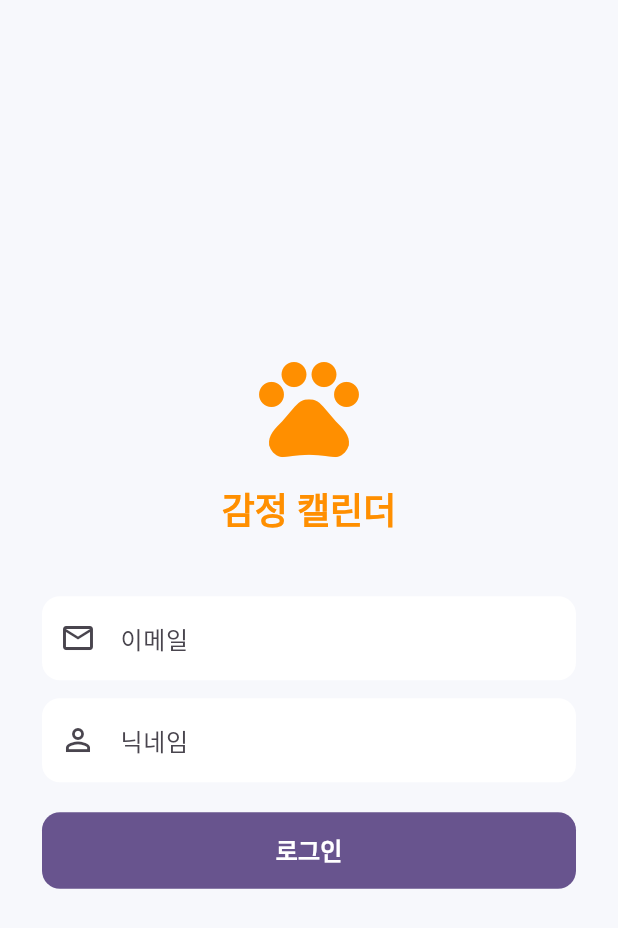
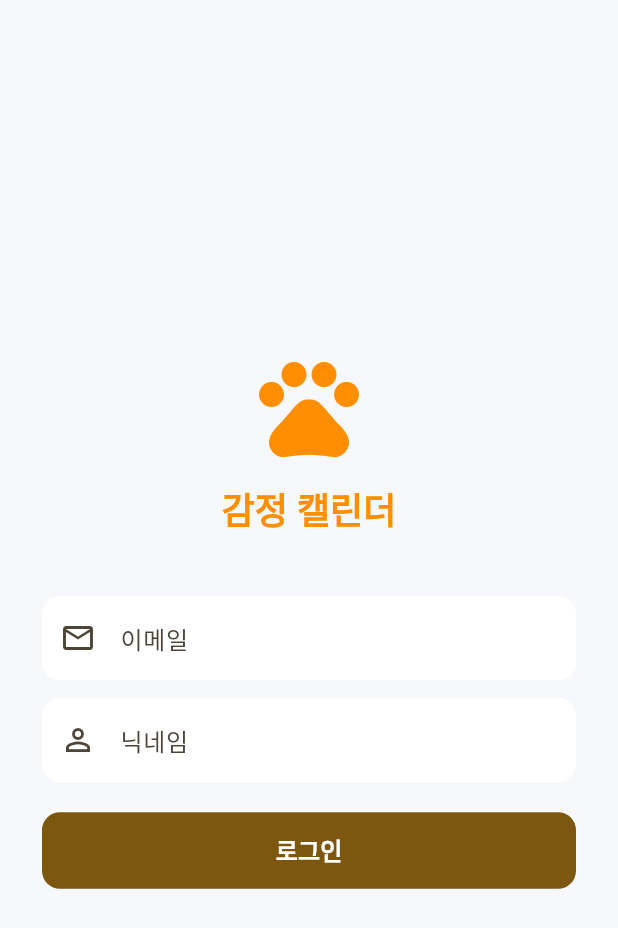
Before and after one commit to guddn/emotion-calendar-app, a Flutter app: the screen it shows after launch, on a phone screen of 412 x 824 dp. Shown: the top 928 px of the screen. Run offline on Flutter 3.47's test engine with Material 3 defaults, Android fonts, the phone set to English and light mode, and no system bars; our stand-ins replace flutter_markdown.

Commit message:
feat: 색상 변경 및 캐릭터 추가

```diff
--- a/frontend/app/lib/main.dart
+++ b/frontend/app/lib/main.dart
@@ -19,8 +19,8 @@ class EmotionCalendarApp extends StatelessWidget {
     return MaterialApp(
       debugShowCheckedModeBanner: false,
       theme: ThemeData(
-        colorScheme: ColorScheme.fromSeed(seedColor: const Color(0xFF673AB7)),
-        scaffoldBackgroundColor: const Color(0xFFF7F8FC),
+        colorScheme: ColorScheme.fromSeed(seedColor: const Color(0xFFFFB300)),
+        scaffoldBackgroundColor: const Color(0xFFFFFBF0),
       ),
       home: const LoginScreen(),
     );
```
